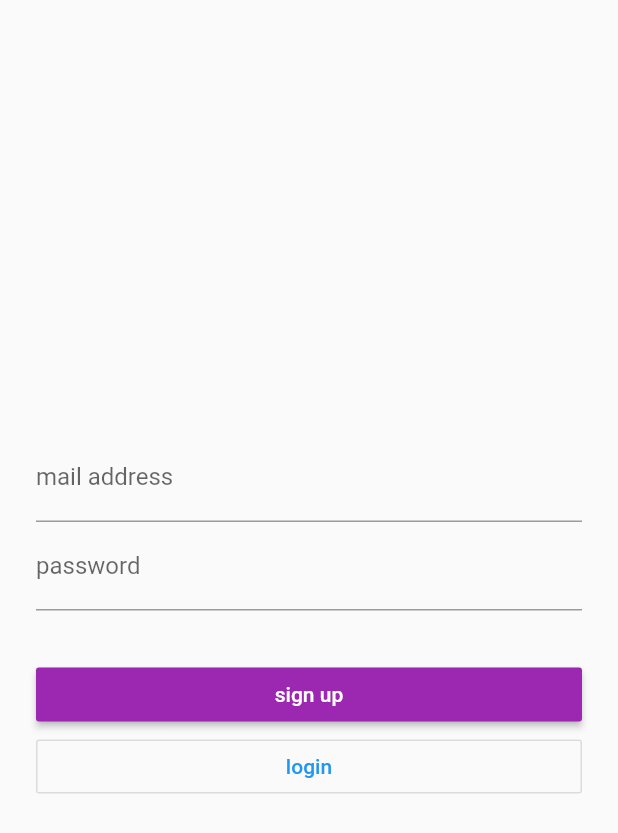
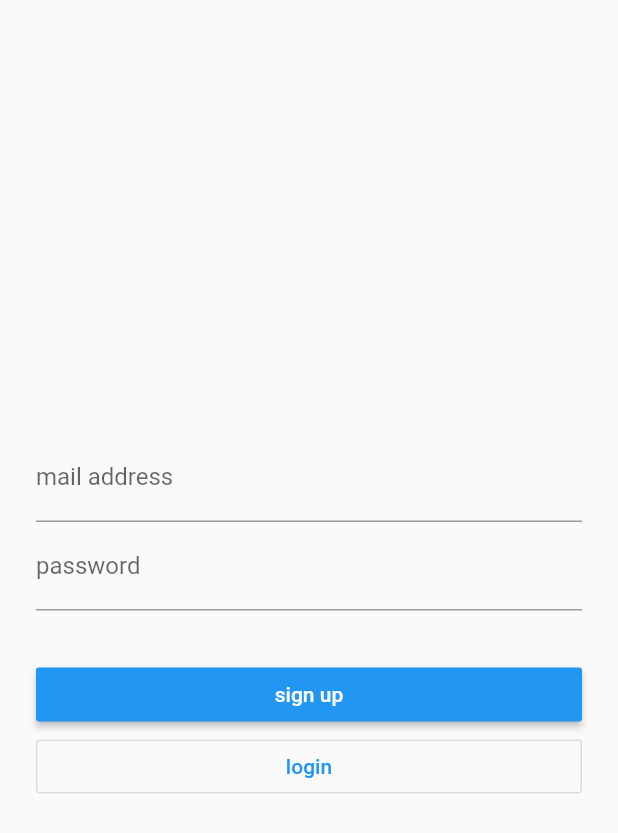
Before and after one commit to reika178/my_todo_app_firestore3, a Flutter app: the screen it shows after launch, on a phone screen of 412 x 824 dp. Shown: the top 833 px of the screen. Run offline on Flutter 3.47's test engine with Material 2 defaults, Android fonts, the light colour scheme and no system bars; our stand-ins replace cloud_firestore, firebase_auth; accounts and stored records are empty.

Commit message:
update模索中
11/18

```diff
--- a/lib/main.dart
+++ b/lib/main.dart
@@ -97,7 +97,7 @@ class _LoginPageState extends State<LoginPage> {
                 // ユーザー登録ボタン
                 width: double.infinity,
                 child: RaisedButton(
-                  color: Colors.purple,
+                  color: Colors.blue,
                   textColor: Colors.white,
                   child: Text('sign up'),
                   onPressed: () async {
@@ -174,7 +174,7 @@ class _LoginPageState extends State<LoginPage> {
   }
 }
 
-// チャット画面用Widget
+// Todo画面用Widget
 class TodoPage extends StatelessWidget {
   @override
   Widget build(BuildContext context) {
@@ -258,7 +258,7 @@ class TodoPage extends StatelessWidget {
                               );
                             },
                             title: Text(document['text']),
-                            subtitle: Text(document['email']),
+                            subtitle: Text(document['date']),
                             trailing: deleteIcon,
                           ),
                         ),
@@ -292,6 +292,7 @@ class TodoPage extends StatelessWidget {
 
 // 追加用Widget
 class AddTodoPage extends StatefulWidget {
+
   @override
   _AddTodoPageState createState() => _AddTodoPageState();
 }
@@ -319,6 +320,7 @@ class _AddTodoPageState extends State<AddTodoPage> {
               // todo入力
               TextFormField(
                 decoration: InputDecoration(labelText: 'Todo'),
+                // initialValue: ,
                 // 複数行のテキスト入力
                 keyboardType: TextInputType.multiline,
                 // 最大3行
```
